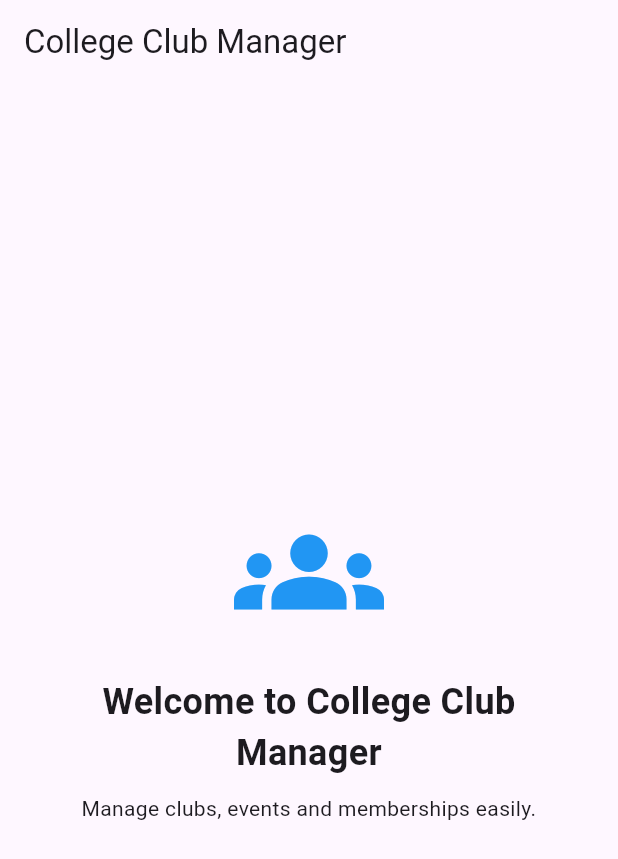
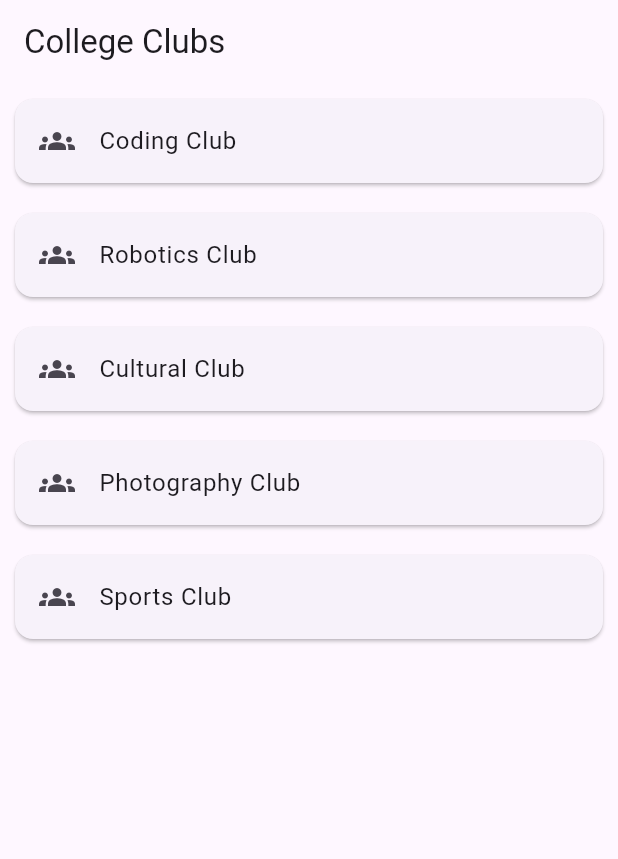
Before and after one commit to Satwika-y1/college-club-manager, a Flutter app: the screen it shows after launch, on a phone screen of 412 x 824 dp. Shown: the top 859 px of the screen. Run offline on Flutter 3.47's test engine with Material 3 defaults, Android fonts, the light colour scheme and no system bars.

Commit message:
Added clubs screen with club cards

```diff
--- a/lib/main.dart
+++ b/lib/main.dart
@@ -1,4 +1,5 @@
 import 'package:flutter/material.dart';
+import 'screens/clubs_screen.dart';
 
 void main() {
   runApp(const CollegeClubManagerApp());
@@ -15,49 +16,7 @@ class CollegeClubManagerApp extends StatelessWidget {
       theme: ThemeData(
         primarySwatch: Colors.blue,
       ),
-      home: const HomeScreen(),
+      home: const ClubsScreen(),
     );
   }
 }
-
-class HomeScreen extends StatelessWidget {
-  const HomeScreen({super.key});
-
-  @override
-  Widget build(BuildContext context) {
-    return Scaffold(
-      appBar: AppBar(
-        title: const Text("College Club Manager"),
-      ),
-      body: Center(
-        child: Padding(
-          padding: const EdgeInsets.all(20),
-          child: Column(
-            mainAxisAlignment: MainAxisAlignment.center,
-            children: const [
-              Icon(
-                Icons.groups,
-                size: 100,
-                color: Colors.blue,
-              ),
-              SizedBox(height: 20),
-              Text(
-                "Welcome to College Club Manager",
-                textAlign: TextAlign.center,
-                style: TextStyle(
-                  fontSize: 24,
-                  fontWeight: FontWeight.bold,
-                ),
-              ),
-              SizedBox(height: 10),
-              Text(
-                "Manage clubs, events and memberships easily.",
-                textAlign: TextAlign.center,
-              ),
-            ],
-          ),
-        ),
-      ),
-    );
-  }
-}
--- /dev/null
+++ b/lib/screens/clubs_screen.dart
@@ -0,0 +1,34 @@
+import 'package:flutter/material.dart';
+
+class ClubsScreen extends StatelessWidget {
+  const ClubsScreen({super.key});
+
+  @override
+  Widget build(BuildContext context) {
+    final List<String> clubs = [
+      "Coding Club",
+      "Robotics Club",
+      "Cultural Club",
+      "Photography Club",
+      "Sports Club",
+    ];
+
+    return Scaffold(
+      appBar: AppBar(
+        title: const Text("College Clubs"),
+      ),
+      body: ListView.builder(
+        itemCount: clubs.length,
+        itemBuilder: (context, index) {
+          return Card(
+            margin: const EdgeInsets.all(10),
+            child: ListTile(
+              leading: const Icon(Icons.groups),
+              title: Text(clubs[index]),
+            ),
+          );
+        },
+      ),
+    );
+  }
+}
```
